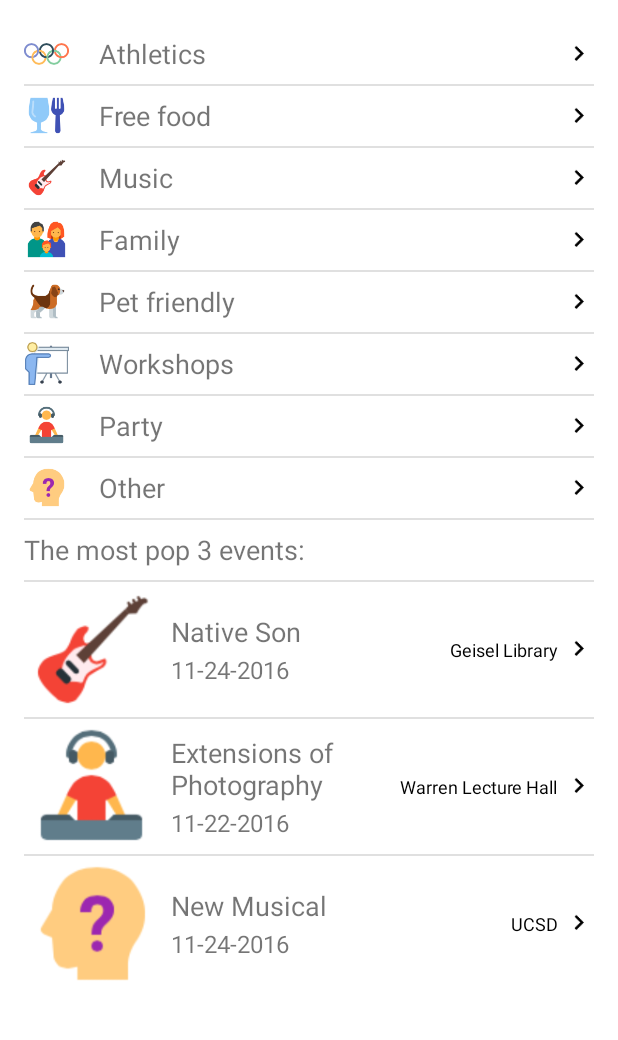
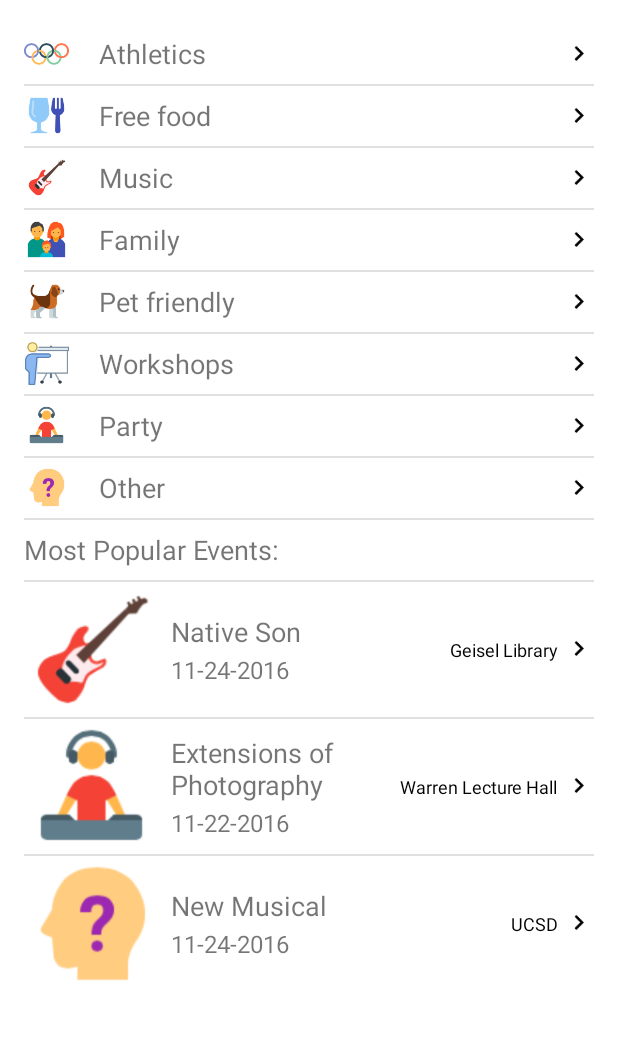
Before and after one commit to Albert-Guan/CSE110, an Android app: the screen it shows after launch (MainActivity), on a phone screen of 412 x 824 dp, the part 105-1145 px from its top. Run offline under Robolectric (Android 15) with nearby library versions, the phone set to English and light mode, and no system bars; our stand-ins replace CircleImageView, Firebase (no records; nobody signed in at launch, a user with empty details on screens opened directly), Picasso; libraries missing offline, so code that uses them is left out: com.firebase.client, com.roughike.bottombar; pictures from the network do not load; 3 statements that could not run were skipped.

Commit message:
Minor ui tweaks

```diff
--- a/CalendarGo/app/src/main/java/com/example/apple/calendargo/ListFragment.java
+++ b/CalendarGo/app/src/main/java/com/example/apple/calendargo/ListFragment.java
@@ -35,7 +35,7 @@ public class ListFragment extends Fragment {
 
         mListViewType = (ListView) v.findViewById(R.id.listViewType);
 
-        final String[] types = new String[] {"Athletics","Free food","Music","Family","Pet friendly","Workshops","Party","Other","The most pop 3 events: "};
+        final String[] types = new String[] {"Athletics","Free food","Music","Family","Pet friendly","Workshops","Party","Other","Most Popular Events: "};
         //final String[] types;
         //types = getActivity().getResources().getStringArray(R.array.category_array);
 
--- a/CalendarGo/app/src/main/res/layout/new_event_map.xml
+++ b/CalendarGo/app/src/main/res/layout/new_event_map.xml
@@ -3,7 +3,8 @@
     xmlns:app="http://schemas.android.com/apk/res-auto"
     android:orientation="vertical" android:layout_width="match_parent"
     android:layout_height="match_parent"
-    android:id="@+id/drag_map_layout">
+    android:id="@+id/drag_map_layout"
+    android:layout_margin="10dp">
 
     <fragment xmlns:android="http://schemas.android.com/apk/res/android"
         xmlns:tools="http://schemas.android.com/tools"
```
